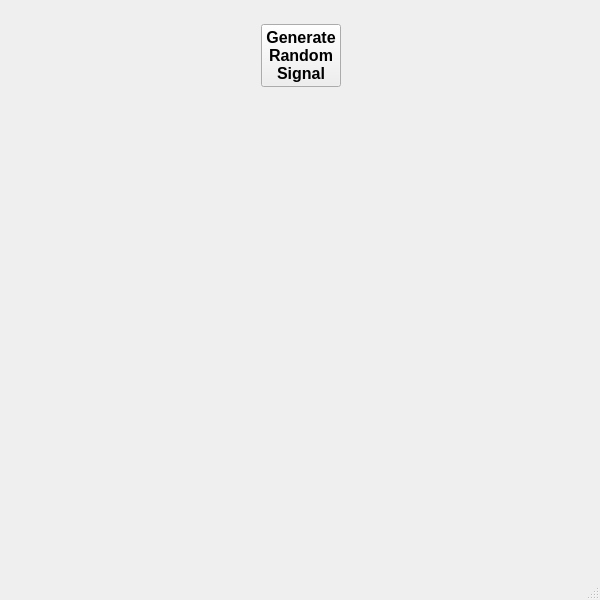
The window that pyQt/pyqt_pyplot/plot_qt.ui (sythong/learning) describes before a commit, drawn with Qt 5.
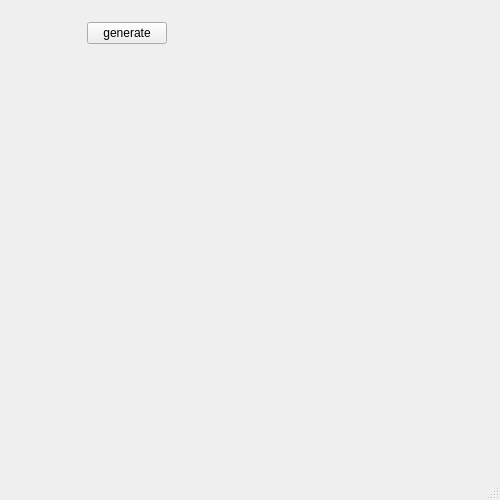
The same window after the commit. Custom widgets are drawn as their Qt base class.

Diff of the .ui file:
```diff
--- a/pyQt/pyqt_pyplot/plot_qt.ui
+++ b/pyQt/pyqt_pyplot/plot_qt.ui
@@ -6,8 +6,8 @@
    <rect>
     <x>0</x>
     <y>0</y>
-    <width>600</width>
-    <height>600</height>
+    <width>500</width>
+    <height>500</height>
    </rect>
   </property>
   <property name="windowTitle">
@@ -17,10 +17,10 @@
    <widget class="QWidget" name="horizontalLayoutWidget">
     <property name="geometry">
      <rect>
-      <x>60</x>
-      <y>10</y>
-      <width>481</width>
-      <height>91</height>
+      <x>40</x>
+      <y>20</y>
+      <width>174</width>
+      <height>27</height>
      </rect>
     </property>
     <layout class="QHBoxLayout" name="horizontalLayout">
@@ -39,17 +39,8 @@
      </item>
      <item>
       <widget class="QPushButton" name="btn_gen_signal">
-       <property name="font">
-        <font>
-         <pointsize>12</pointsize>
-         <weight>75</weight>
-         <bold>true</bold>
-        </font>
-       </property>
        <property name="text">
-        <string>Generate
-Random
-Signal</string>
+        <string>generate</string>
        </property>
       </widget>
      </item>
@@ -68,13 +59,13 @@
      </item>
     </layout>
    </widget>
-   <widget class="QWidget" name="widget" native="true">
+   <widget class="MplWidget" name="MplWidget" native="true">
     <property name="geometry">
      <rect>
       <x>10</x>
-      <y>160</y>
-      <width>571</width>
-      <height>391</height>
+      <y>130</y>
+      <width>471</width>
+      <height>311</height>
      </rect>
     </property>
    </widget>
@@ -91,6 +82,14 @@
   </widget>
   <widget class="QStatusBar" name="statusbar"/>
  </widget>
+ <customwidgets>
+  <customwidget>
+   <class>MplWidget</class>
+   <extends>QWidget</extends>
+   <header>mplwidget.h</header>
+   <container>1</container>
+  </customwidget>
+ </customwidgets>
  <resources/>
  <connections/>
 </ui>
```
Left out of the diff: 6 changed lines with no effect on the pictures.
